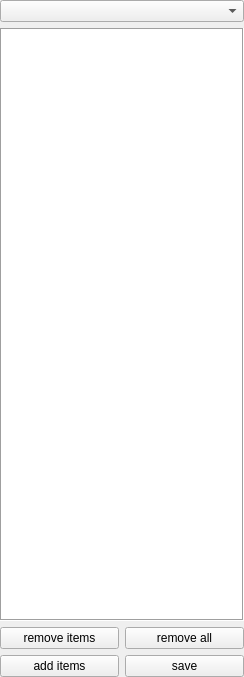
Old version of the form af/gui/sidebar/AfAnnotationWidget.ui in the repository manerotoni/afw.
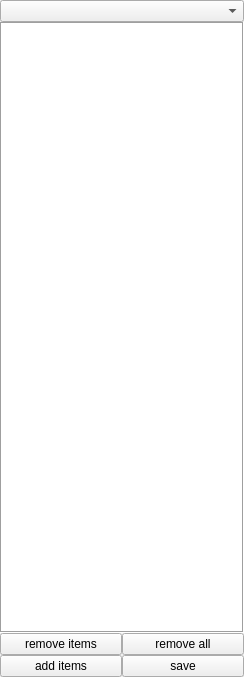
New version of the form.

The edit to the form file:
```diff
--- a/af/gui/sidebar/AfAnnotationWidget.ui
+++ b/af/gui/sidebar/AfAnnotationWidget.ui
@@ -14,6 +14,9 @@
    <string>Form</string>
   </property>
   <layout class="QVBoxLayout" name="verticalLayout_2">
+   <property name="spacing">
+    <number>0</number>
+   </property>
    <property name="margin">
     <number>0</number>
    </property>
@@ -27,6 +30,12 @@
      </item>
      <item>
       <widget class="QTreeView" name="treeview">
+       <property name="sizePolicy">
+        <sizepolicy hsizetype="Expanding" vsizetype="MinimumExpanding">
+         <horstretch>0</horstretch>
+         <verstretch>0</verstretch>
+        </sizepolicy>
+       </property>
        <property name="frameShape">
         <enum>QFrame::Box</enum>
        </property>
```
Left out of the diff: 7 changed lines with no effect on the pictures.
